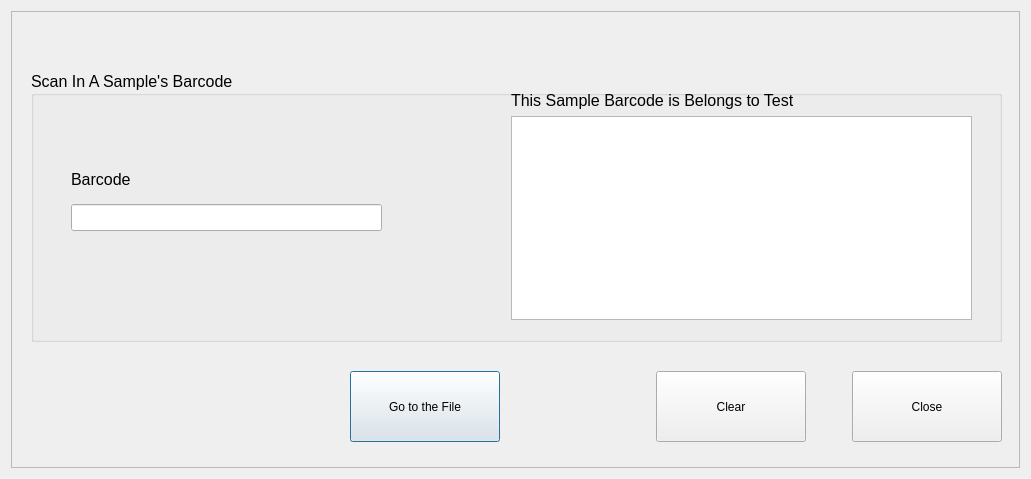
Above: RGui_Anaylsis_search.ui from wa26532977/Screening_one before the change. Below: the same form after it.
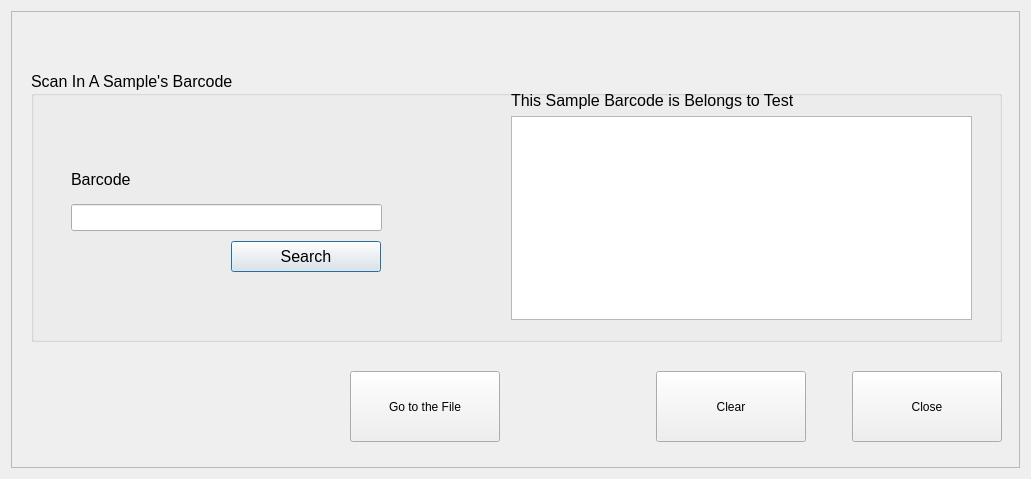
That is the form after the change.

Commit message: Tolerance, barcode search, report update

```diff
--- a/RGui_Anaylsis_search.ui
+++ b/RGui_Anaylsis_search.ui
@@ -39,7 +39,7 @@
       <property name="title">
        <string>Scan In A Sample's Barcode</string>
       </property>
-      <widget class="QWidget" name="">
+      <widget class="QWidget" name="layoutWidget">
        <property name="geometry">
         <rect>
          <x>40</x>
@@ -61,7 +61,7 @@
         </item>
        </layout>
       </widget>
-      <widget class="QWidget" name="">
+      <widget class="QWidget" name="layoutWidget">
        <property name="geometry">
         <rect>
          <x>480</x>
@@ -83,8 +83,33 @@
         </item>
        </layout>
       </widget>
+      <widget class="QPushButton" name="pushButton_4">
+       <property name="geometry">
+        <rect>
+         <x>200</x>
+         <y>170</y>
+         <width>150</width>
+         <height>31</height>
+        </rect>
+       </property>
+       <property name="sizePolicy">
+        <sizepolicy hsizetype="Minimum" vsizetype="Minimum">
+         <horstretch>0</horstretch>
+         <verstretch>0</verstretch>
+        </sizepolicy>
+       </property>
+       <property name="minimumSize">
+        <size>
+         <width>150</width>
+         <height>0</height>
+        </size>
+       </property>
+       <property name="text">
+        <string>Search</string>
+       </property>
+      </widget>
      </widget>
-     <widget class="QWidget" name="">
+     <widget class="QWidget" name="layoutWidget">
       <property name="geometry">
        <rect>
         <x>30</x>
```
The commit also changes 57 other files.
